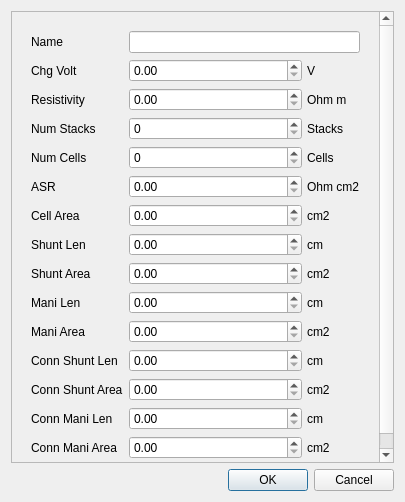
Qt form app/src/view/shuntcur/shuntcurconfigpopup.ui (daitenshionyan/vrfbcalc-cpp) before a commit.
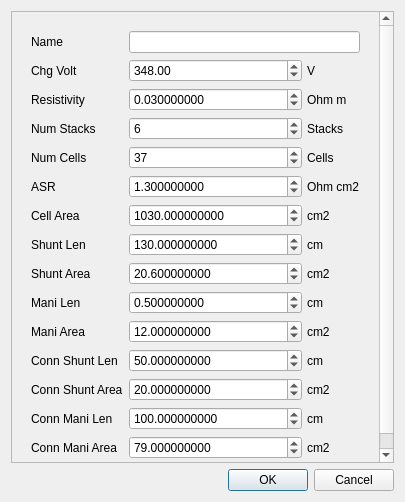
The same form after that commit.

Patch:
```diff
--- a/app/src/view/shuntcur/shuntcurconfigpopup.ui
+++ b/app/src/view/shuntcur/shuntcurconfigpopup.ui
@@ -105,6 +105,9 @@
                   <property name="maximum">
                    <double>9999999999.000000000000000</double>
                   </property>
+                  <property name="value">
+                   <double>348.000000000000000</double>
+                  </property>
                  </widget>
                 </item>
                 <item>
@@ -156,9 +159,15 @@
                 </property>
                 <item>
                  <widget class="QDoubleSpinBox" name="resistivityField">
+                  <property name="decimals">
+                   <number>9</number>
+                  </property>
                   <property name="maximum">
                    <double>9999999999.000000000000000</double>
                   </property>
+                  <property name="value">
+                   <double>0.030000000000000</double>
+                  </property>
                  </widget>
                 </item>
                 <item>
@@ -209,7 +218,11 @@
                  <number>0</number>
                 </property>
                 <item>
-                 <widget class="QSpinBox" name="numStackField"/>
+                 <widget class="QSpinBox" name="numStackField">
+                  <property name="value">
+                   <number>6</number>
+                  </property>
+                 </widget>
                 </item>
                 <item>
                  <widget class="QLabel" name="numStackUnitLabel">
@@ -259,7 +272,11 @@
                  <number>0</number>
                 </property>
                 <item>
-                 <widget class="QSpinBox" name="numCellField"/>
+                 <widget class="QSpinBox" name="numCellField">
+                  <property name="value">
+                   <number>37</number>
+                  </property>
+                 </widget>
                 </item>
                 <item>
                  <widget class="QLabel" name="numCellUnitLabel">
@@ -310,9 +327,15 @@
                 </property>
                 <item>
                  <widget class="QDoubleSpinBox" name="shuntLenField">
+                  <property name="decimals">
+                   <number>9</number>
+                  </property>
                   <property name="maximum">
                    <double>9999999.000000000000000</double>
                   </property>
+                  <property name="value">
+                   <double>130.000000000000000</double>
+                  </property>
                  </widget>
                 </item>
                 <item>
@@ -364,9 +387,15 @@
                 </property>
                 <item>
                  <widget class="QDoubleSpinBox" name="shuntAreaField">
+                  <property name="decimals">
+                   <number>9</number>
+                  </property>
                   <property name="maximum">
                    <double>9999999999.000000000000000</double>
                   </property>
+                  <property name="value">
+                   <double>20.600000000000001</double>
+                  </property>
                  </widget>
                 </item>
                 <item>
@@ -418,9 +447,15 @@
                 </property>
                 <item>
                  <widget class="QDoubleSpinBox" name="maniLenField">
+                  <property name="decimals">
+                   <number>9</number>
+                  </property>
                   <property name="maximum">
                    <double>9999999999.000000000000000</double>
                   </property>
+                  <property name="value">
+                   <double>0.500000000000000</double>
+                  </property>
                  </widget>
                 </item>
                 <item>
@@ -472,9 +507,15 @@
                 </property>
                 <item>
                  <widget class="QDoubleSpinBox" name="maniAreaField">
+                  <property name="decimals">
+                   <number>9</number>
+                  </property>
                   <property name="maximum">
                    <double>9999999999.000000000000000</double>
                   </property>
+                  <property name="value">
+                   <double>12.000000000000000</double>
+                  </property>
                  </widget>
                 </item>
                 <item>
@@ -526,9 +567,15 @@
                 </property>
                 <item>
                  <widget class="QDoubleSpinBox" name="connShuntLenField">
+                  <property name="decimals">
+                   <number>9</number>
+                  </property>
                   <property name="maximum">
                    <double>9999999999.000000000000000</double>
                   </property>
+                  <property name="value">
+                   <double>50.000000000000000</double>
+                  </property>
                  </widget>
                 </item>
                 <item>
@@ -580,9 +627,15 @@
                 </property>
                 <item>
                  <widget class="QDoubleSpinBox" name="connShuntAreaField">
+                  <property name="decimals">
+                   <number>9</number>
+                  </property>
                   <property name="maximum">
                    <double>9999999999.000000000000000</double>
                   </property>
+                  <property name="value">
+                   <double>20.000000000000000</double>
+                  </property>
                  </widget>
                 </item>
                 <item>
@@ -634,9 +687,15 @@
                 </property>
                 <item>
                  <widget class="QDoubleSpinBox" name="connManiLenField">
+                  <property name="decimals">
+                   <number>9</number>
+                  </property>
                   <property name="maximum">
                    <double>9999999999.000000000000000</double>
                   </property>
+                  <property name="value">
+                   <double>100.000000000000000</double>
+                  </property>
                  </widget>
                 </item>
                 <item>
@@ -688,9 +747,15 @@
                 </property>
                 <item>
                  <widget class="QDoubleSpinBox" name="connManiAreaField">
+                  <property name="decimals">
+                   <number>9</number>
+                  </property>
                   <property name="maximum">
                    <double>9999999999.000000000000000</double>
                   </property>
+                  <property name="value">
+                   <double>79.000000000000000</double>
+                  </property>
                  </widget>
                 </item>
                 <item>
@@ -742,9 +807,15 @@
                 </property>
                 <item>
                  <widget class="QDoubleSpinBox" name="asrField">
+                  <property name="decimals">
+                   <number>9</number>
+                  </property>
                   <property name="maximum">
                    <double>9999999999.000000000000000</double>
                   </property>
+                  <property name="value">
+                   <double>1.300000000000000</double>
+                  </property>
                  </widget>
                 </item>
                 <item>
@@ -796,9 +867,15 @@
                 </property>
                 <item>
                  <widget class="QDoubleSpinBox" name="cellAreaField">
+                  <property name="decimals">
+                   <number>9</number>
+                  </property>
                   <property name="maximum">
                    <double>9999999999.000000000000000</double>
                   </property>
+                  <property name="value">
+                   <double>1030.000000000000000</double>
+                  </property>
                  </widget>
                 </item>
                 <item>
```
